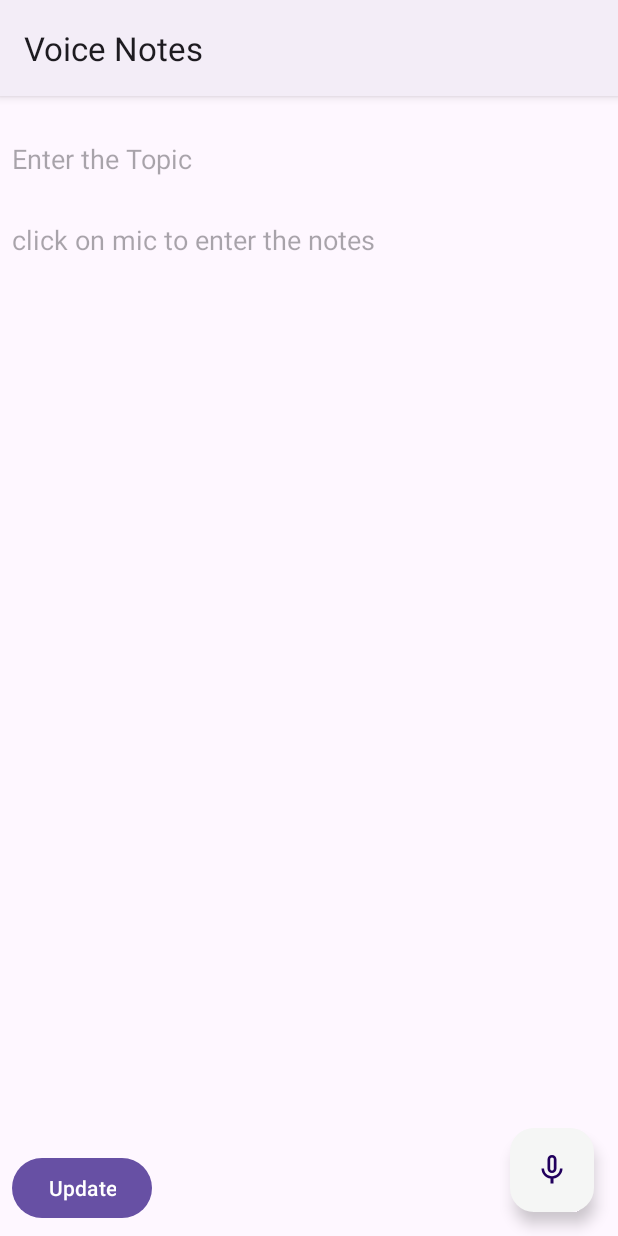
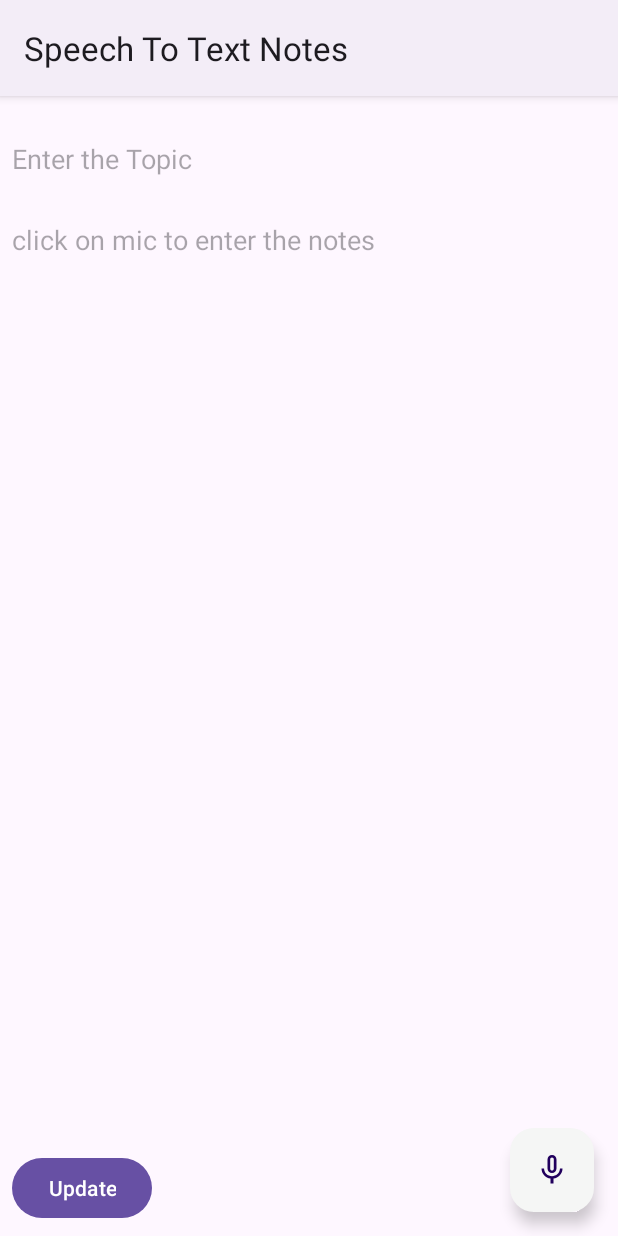
Before and after one commit to CodeJugad/VoiceNotesJava, an Android app: the fragment FragmentNotesDescription placed in its activity, after a tap on an icon or button, on a phone screen of 412 x 824 dp. Run offline under Robolectric (Android 15) with nearby library versions, the phone set to English and light mode, and no system bars; 4 statements that could not run were skipped.

Commit message:
new release ready

```diff
--- a/app/src/main/java/com/vinnovations/voicenotesjava/CreateNoteActivity.java
+++ b/app/src/main/java/com/vinnovations/voicenotesjava/CreateNoteActivity.java
@@ -45,7 +45,26 @@ public class CreateNoteActivity extends AppCompatActivity {
 //        notes_title = String.valueOf(edt_topic.getText()); // never try to get the value from edittext in oncreate it will always give null
 //        notes_title = edt_topic.getText().toString();
 
+        // -------------------- getting text from other apps
+//        Intent intent = getIntent();
+//        if(intent != null){
+//            String sharedText = intent.getStringExtra(Intent.EXTRA_TEXT);
+//            processSpokenText(sharedText);
+//        }
+        // --------------
+        Intent intent = getIntent();
+        if (intent != null && intent.getAction() != null && intent.getAction().equals(Intent.ACTION_SEND)) {
+            if (intent.getType() != null && intent.getType().equals("text/plain")) {
+                String sharedText = intent.getStringExtra(Intent.EXTRA_TEXT);
+                if (sharedText != null) {
+                    // Process the shared URL string as needed
+                    processSpokenText(sharedText);
+                }
+            }
+        }
 
+
+        // ------------------------ when data is coming from main activity or fragment to update or delete
         Bundle bundle = getIntent().getExtras();
         if (bundle != null) {
             String title = bundle.getString("title");
--- a/app/src/main/java/com/vinnovations/voicenotesjava/NotesDescription.java
+++ b/app/src/main/java/com/vinnovations/voicenotesjava/FragmentNotesDescription.java
@@ -14,7 +14,7 @@ import android.widget.TextView;
 
 import com.google.android.material.bottomsheet.BottomSheetDialogFragment;
 
-public class NotesDescription extends BottomSheetDialogFragment {
+public class FragmentNotesDescription extends BottomSheetDialogFragment {
 
     private TextView txt_title,txt_desc;
     String title, desc, position;
@@ -45,7 +45,7 @@ public class NotesDescription extends BottomSheetDialogFragment {
         img_edit.setOnClickListener(new View.OnClickListener() {
             @Override
             public void onClick(View v) {
-                NotesDescription notesDesc = new NotesDescription();
+                FragmentNotesDescription notesDesc = new FragmentNotesDescription();
                 Bundle args = new Bundle();
                 args.putString("title", txt_title.getText().toString() );
                 args.putString("desc", txt_desc.getText().toString() );
@@ -63,7 +63,7 @@ public class NotesDescription extends BottomSheetDialogFragment {
         img_delete.setOnClickListener(new View.OnClickListener() {
             @Override
             public void onClick(View v) {
-                NotesDescription notesDesc = new NotesDescription();
+                FragmentNotesDescription notesDesc = new FragmentNotesDescription();
                 Bundle args = new Bundle();
                 args.putString("title", txt_title.getText().toString() );
                 args.putString("desc", txt_desc.getText().toString() );
--- a/app/src/main/java/com/vinnovations/voicenotesjava/MainActivity.java
+++ b/app/src/main/java/com/vinnovations/voicenotesjava/MainActivity.java
@@ -44,7 +44,8 @@ public class MainActivity extends AppCompatActivity {
             }
         });
 
-        db = new MyDBHandler(MainActivity.this);
+//        db = new MyDBHandler(MainActivity.this);
+
         List<NotesEntity> allNotes = db.getAllNotes();
         for(NotesEntity notesEntity: allNotes) {
             notesTopicList.add(notesEntity.getTopicName());
@@ -61,7 +62,7 @@ public class MainActivity extends AppCompatActivity {
                 // Handle item click event here
                 String selectedItem = (String) parent.getItemAtPosition(position);
                 int notesId = db.getId(selectedItem, notesDescList.get(position));
-                NotesDescription notesDesc = new NotesDescription();
+                FragmentNotesDescription notesDesc = new FragmentNotesDescription();
                 Bundle args = new Bundle();
                 args.putString("title", selectedItem);
                 args.putString("desc", notesDescList.get(position));
--- a/app/src/main/res/values/strings.xml
+++ b/app/src/main/res/values/strings.xml
@@ -1,5 +1,5 @@
 <resources>
-    <string name="app_name">Voice Notes</string>
+    <string name="app_name">Speech To Text Notes</string>
     <!-- TODO: Remove or change this placeholder text -->
     <string name="hello_blank_fragment">Hello blank fragment</string>
 </resources>
```
Also changed, not shown: app/src/main/AndroidManifest.xml (+8 -1 lines), 1 other file.
